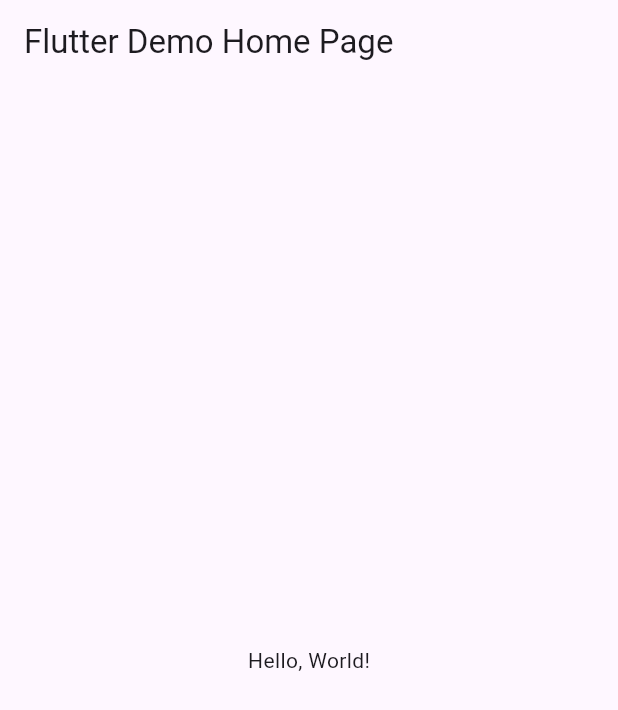
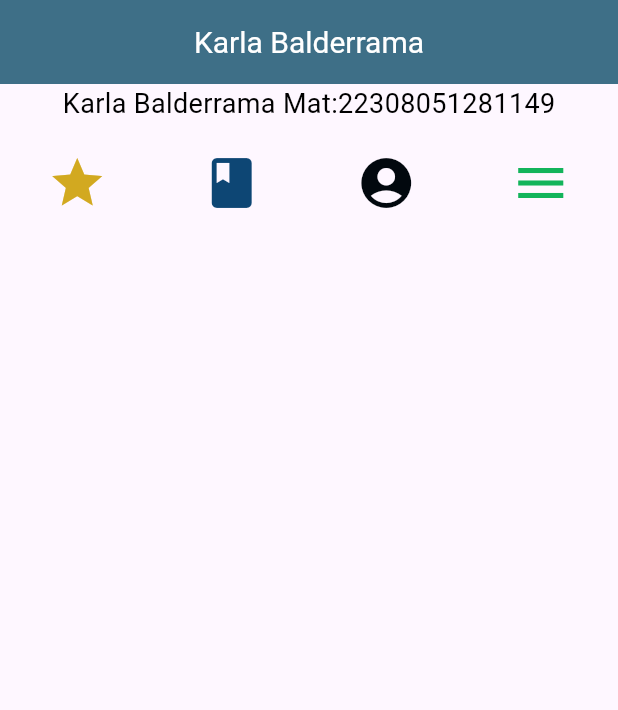
Before and after one commit to Balderrama-Karla-5J/p9_v1_iconos, a Flutter app: the screen it shows after launch, on a phone screen of 412 x 824 dp. Shown: the top 710 px of the screen. Run offline on Flutter 3.47's test engine with Material 3 defaults, Android fonts, the phone set to English and light mode, and no system bars.

Commit message:
practica icons

```diff
--- a/lib/main.dart
+++ b/lib/main.dart
@@ -1,43 +1,59 @@
 import 'package:flutter/material.dart';
 
-void main() => runApp(MyApp());
+void main() => runApp(const MisIconosApp());
 
-class MyApp extends StatelessWidget {
-  const MyApp({super.key});
-  // This widget is the root of your application.
+class MisIconosApp extends StatelessWidget {
+  const MisIconosApp({Key? key}) : super(key: key);
+
   @override
   Widget build(BuildContext context) {
     return MaterialApp(
-      // Application name
-      title: 'Flutter Hello World',
-      // Application theme data, you can set the colors for the application as
-      // you want
-      theme: ThemeData(
-        // useMaterial3: false,
-        primarySwatch: Colors.blue,
-      ),
-      // A widget which will be started on application startup
-      home: MyHomePage(title: 'Flutter Demo Home Page'),
-    );
-  }
-}
-
-class MyHomePage extends StatelessWidget {
-  final String title;
-  const MyHomePage({super.key, required this.title});
-
-  @override
-  Widget build(BuildContext context) {
-    return Scaffold(
-      appBar: AppBar(
-        // The title text which will be shown on the action bar
-        title: Text(title),
-      ),
-      body: Center(
-        child: Text(
-          'Hello, World!',
+      debugShowCheckedModeBanner: false,
+      home: Scaffold(
+        appBar: AppBar(
+          title: const Text("Karla Balderrama"),
+          titleTextStyle: const TextStyle(color: Colors.white, fontSize: 20),
+          centerTitle: true,
+          backgroundColor: const Color(0xff3e6f87),
+        ),
+        body: const Column(
+          children: <Widget>[
+            Text(
+              "Karla Balderrama Mat:22308051281149",
+              style: TextStyle(fontSize: 18, color: Colors.black),
+            ),
+            SizedBox(
+              height: 20,
+            ),
+            Row(
+              mainAxisAlignment: MainAxisAlignment.spaceAround,
+              children: <Widget>[
+                Icon(
+                  Icons.star,
+                  color: Color(0xffd2a920),
+                  size: 40.0,
+                  semanticLabel: 'Text to announce in accessibility modes',
+                ),
+                Icon(
+                  Icons.book,
+                  color: Color(0xff0d4674),
+                  size: 40.0,
+                ),
+                Icon(
+                  Icons.account_circle_rounded,
+                  color: Color(0xff02080e),
+                  size: 40.0,
+                ),
+                Icon(
+                  Icons.menu,
+                  color: Color(0xff13b45b),
+                  size: 40.0,
+                ),
+              ],
+            ),
+          ],
         ),
       ),
     );
-  }
-}
+  } //fin Widget
+} // fin clase MisIconosApp
```
Also changed, not shown: ejemploicon.PNG (added).
